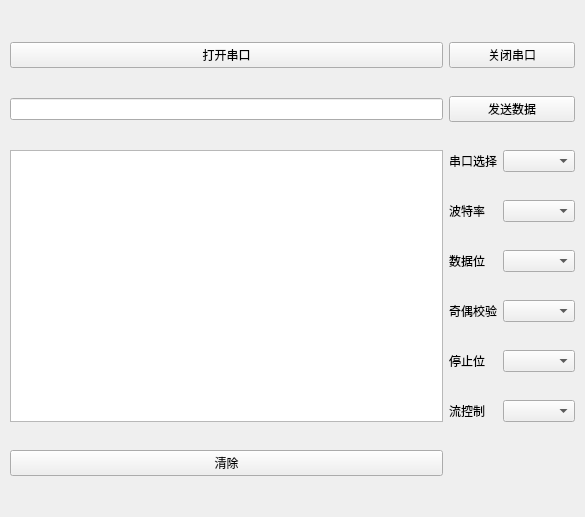
muyulong/pi_gateway, file com/serial/serialcom.ui: the form before one commit.
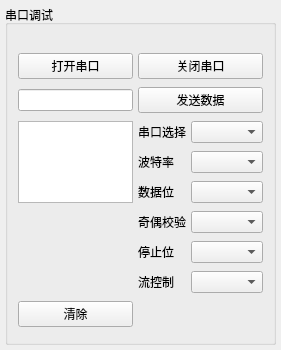
The form after the commit.

```diff
--- a/com/serial/serialcom.ui
+++ b/com/serial/serialcom.ui
@@ -6,19 +6,46 @@
    <rect>
     <x>0</x>
     <y>0</y>
-    <width>585</width>
-    <height>517</height>
+    <width>281</width>
+    <height>350</height>
    </rect>
   </property>
+  <property name="minimumSize">
+   <size>
+    <width>200</width>
+    <height>350</height>
+   </size>
+  </property>
   <property name="windowTitle">
    <string>Form</string>
   </property>
+  <layout class="QHBoxLayout" name="horizontalLayout_7">
+   <property name="spacing">
+    <number>0</number>
+   </property>
+   <property name="leftMargin">
+    <number>5</number>
+   </property>
+   <property name="topMargin">
+    <number>5</number>
+   </property>
+   <property name="rightMargin">
+    <number>5</number>
+   </property>
+   <property name="bottomMargin">
+    <number>5</number>
+   </property>
+   <item>
+    <widget class="QGroupBox" name="groupBox_s2serial">
+     <property name="title">
+      <string>串口调试</string>
+     </property>
   <layout class="QGridLayout" name="gridLayout">
    <property name="leftMargin">
     <number>10</number>
    </property>
    <property name="topMargin">
-    <number>20</number>
+       <number>25</number>
    </property>
    <property name="rightMargin">
     <number>10</number>
@@ -26,6 +53,9 @@
    <property name="bottomMargin">
     <number>10</number>
    </property>
+      <property name="spacing">
+       <number>5</number>
+      </property>
    <item row="0" column="0">
     <widget class="QPushButton" name="openMyComBtn">
      <property name="text">
@@ -50,7 +80,7 @@
      </property>
     </widget>
    </item>
-   <item row="2" column="0" rowspan="6">
+      <item row="2" column="0" rowspan="3">
     <widget class="QTextBrowser" name="textBrowser"/>
    </item>
    <item row="2" column="1">
@@ -142,6 +172,9 @@
      <property name="text">
       <string>清除</string>
      </property>
+       </widget>
+      </item>
+     </layout>
     </widget>
    </item>
   </layout>
```
Lines whose indentation alone changed are shown as unchanged.
